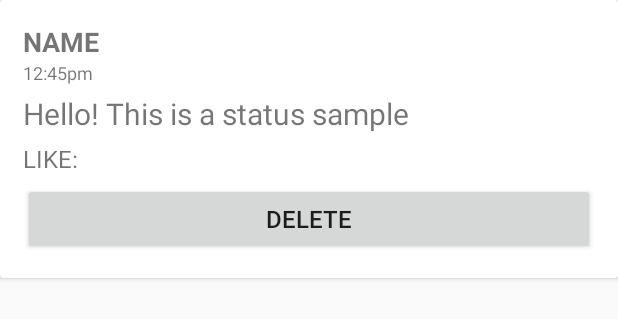
After one commit to nicholaivillegas/awwwws, an Android app: the layout chat_item.xml on its own in the app's theme, with its tools: preview values and no code run, on a phone screen of 412 x 824 dp. The commit adds this screen. Shown: the top 319 px of the screen. Run offline under Robolectric (Android 15) with nearby library versions, the phone set to English and light mode, and no system bars.

Commit message:
To add delete or like

```diff
--- /dev/null
+++ b/app/src/main/res/layout/chat_item.xml
@@ -0,0 +1,57 @@
+<?xml version="1.0" encoding="utf-8"?>
+<android.support.v7.widget.CardView xmlns:android="http://schemas.android.com/apk/res/android"
+    android:layout_width="match_parent"
+    android:layout_height="wrap_content"
+    android:orientation="vertical">
+
+    <RelativeLayout
+        android:layout_width="match_parent"
+        android:layout_height="wrap_content"
+        android:padding="15dp">
+
+        <TextView
+            android:id="@+id/text_name"
+            android:layout_width="match_parent"
+            android:layout_height="wrap_content"
+            android:text="NAME"
+            android:textSize="18sp"
+            android:textStyle="bold" />
+
+        <TextView
+            android:id="@+id/text_date"
+            android:layout_width="match_parent"
+            android:layout_height="wrap_content"
+            android:layout_below="@+id/text_name"
+            android:text="12:45pm"
+            android:textSize="12sp" />
+
+        <TextView
+            android:id="@+id/text_status"
+            android:layout_width="match_parent"
+            android:layout_height="wrap_content"
+            android:layout_below="@+id/text_date"
+            android:layout_marginTop="5dp"
+            android:text="Hello! This is a status sample"
+            android:textSize="20sp" />
+
+        <TextView
+            android:id="@+id/text_like"
+            android:layout_width="match_parent"
+            android:layout_height="wrap_content"
+            android:layout_below="@+id/text_status"
+            android:layout_marginTop="5dp"
+            android:text="LIKE: "
+            android:textSize="16sp" />
+
+        <Button
+            android:id="@+id/button_delete"
+            android:layout_width="match_parent"
+            android:layout_height="wrap_content"
+            android:layout_below="@+id/text_like"
+            android:layout_marginTop="5dp"
+            android:text="Delete"
+            android:textSize="16sp" />
+
+    </RelativeLayout>
+
+</android.support.v7.widget.CardView>
```
Also changed, not shown: app/src/main/java/com/saklapp/nico/saklapp/MainActivity.java (+8 -17 lines), app/src/main/java/com/saklapp/nico/saklapp/Message.java (+7 -1 lines), app/src/main/res/layout/to_do_list.xml (deleted, +0 -33 lines).
